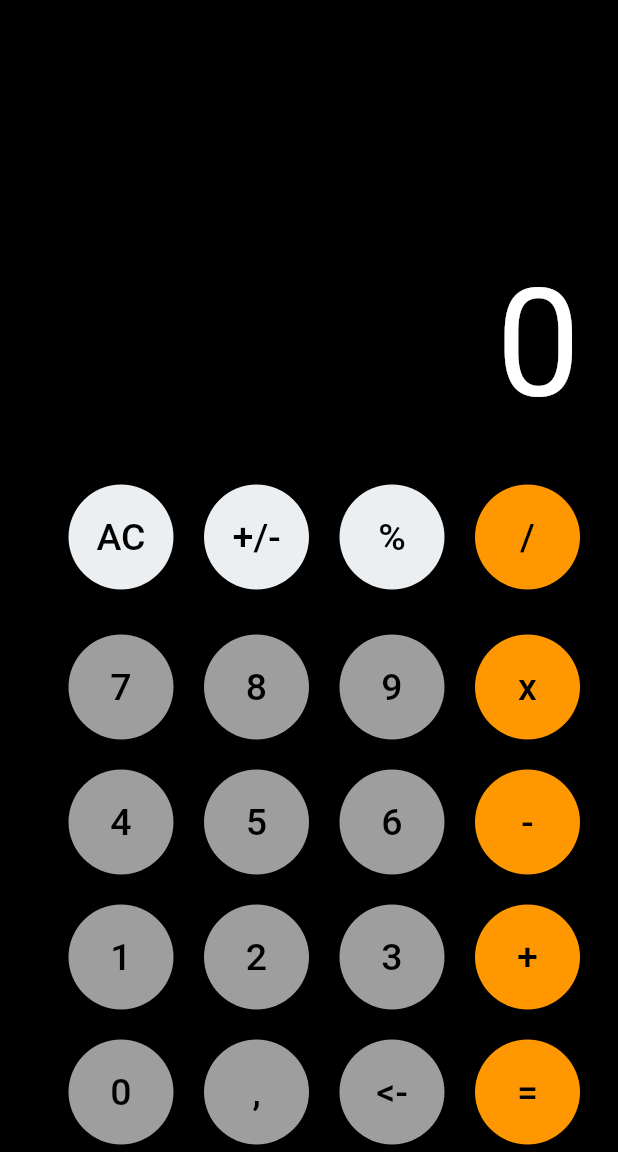
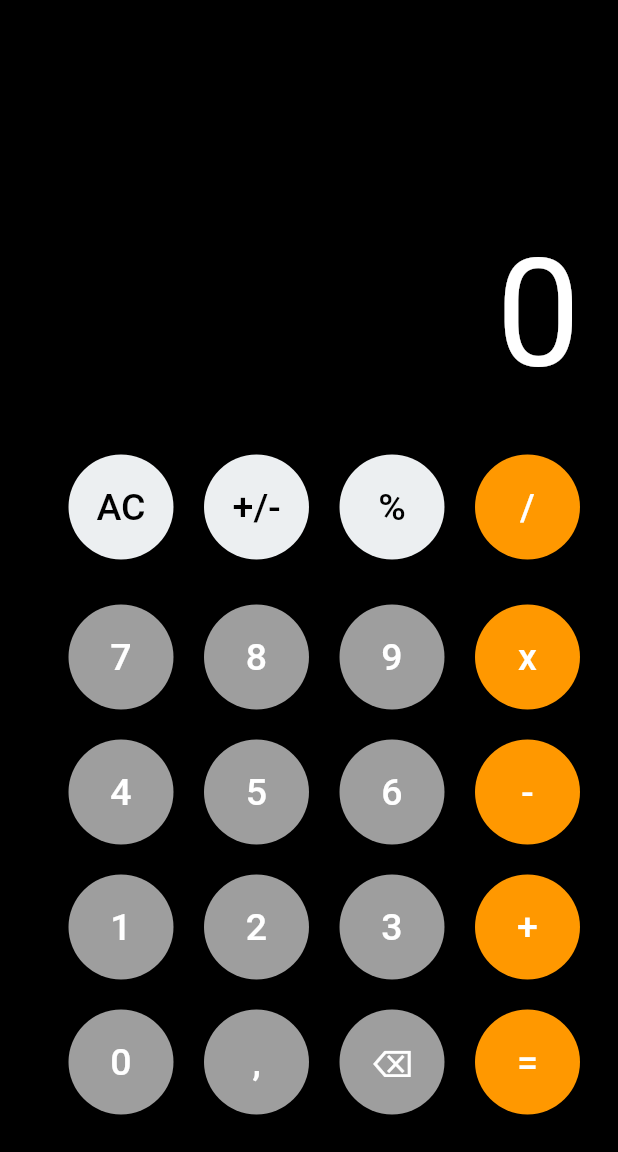
Before and after one commit to hoccuspoccus34/CalculatorFlutter, a Flutter app: the screen it shows after launch, on a phone screen of 412 x 824 dp, the part 84-1236 px from its top. Run offline on Flutter 3.47's test engine with Material 2 defaults, Android fonts, the phone set to English and light mode, and no system bars.

Commit message:
colors, padding, added indexes for button

```diff
--- a/lib/main.dart
+++ b/lib/main.dart
@@ -31,21 +31,20 @@ class MyHomePage extends StatefulWidget {
 class _MyHomePageState extends State<MyHomePage> {
 
 
-    Widget calcbutton(String btntxt, Color btncolor, Color txtcolor) {
+    Widget calcbutton(String btntxt, Color btncolor, Color txtcolor, int index) {
 
       return Container(
 
-        child: ElevatedButton(onPressed: (){
-            //code
+        child: ElevatedButton(onPressed: (){//code
+
           },
-
           child: Text(btntxt,
             style: TextStyle(
                 fontSize: 25,
                 color: txtcolor,
             ),
           ),
-        style: ElevatedButton.styleFrom(
+          style: ElevatedButton.styleFrom(
             backgroundColor: btncolor,
             shape: CircleBorder(),
         ),
@@ -63,7 +62,7 @@ class _MyHomePageState extends State<MyHomePage> {
         title: Text(widget.title),
       ),
       body: Padding(
-        padding: EdgeInsets.symmetric(horizontal: 5),
+        padding: EdgeInsets.only(right: 5, left: 5, bottom: 20,),
         child: Column(
           mainAxisAlignment: MainAxisAlignment.end,
           children: [
@@ -86,22 +85,22 @@ class _MyHomePageState extends State<MyHomePage> {
                 SizedBox(
                   height: 70,
                   width: 70,
-                  child: calcbutton('AC', Colors.blueGrey.shade50, Colors.black),
+                    child: calcbutton('AC', Colors.blueGrey.shade50, Colors.black, 1),
                 ),
                 SizedBox(
                   height: 70,
                   width: 70,
-                  child: calcbutton('+/-', Colors.blueGrey.shade50, Colors.black),
+                  child: calcbutton('+/-', Colors.blueGrey.shade50, Colors.black, 2),
                 ),
                 SizedBox(
                   height: 70,
                   width: 70,
-                  child: calcbutton('%', Colors.blueGrey.shade50, Colors.black),
+                  child: calcbutton('%', Colors.blueGrey.shade50, Colors.black, 3),
                 ),
                 SizedBox(
                   height: 70,
                   width: 70,
-                  child: calcbutton('/', Colors.orange, Colors.black),
+                  child: calcbutton('/', Colors.orange, Colors.white, 4) ,
                 ),
               ],
             ),
@@ -113,22 +112,22 @@ class _MyHomePageState extends State<MyHomePage> {
                 SizedBox(
                   height: 70,
                   width: 70,
-                  child: calcbutton('7', Colors.grey, Colors.black),
+                  child: calcbutton('7', Colors.grey, Colors.white, 5),
                 ),
                 SizedBox(
                   height: 70,
                   width: 70,
-                  child: calcbutton('8', Colors.grey, Colors.black),
+                  child: calcbutton('8', Colors.grey, Colors.white, 6),
                 ),
                 SizedBox(
                   height: 70,
                   width: 70,
-                  child: calcbutton('9', Colors.grey, Colors.black),
+                  child: calcbutton('9', Colors.grey, Colors.white, 7),
                 ),
                 SizedBox(
                   height: 70,
                   width: 70,
-                  child: calcbutton('x', Colors.orange, Colors.black),
+                  child: calcbutton('x', Colors.orange, Colors.white, 8),
                 ),
               ],
             ),
@@ -140,22 +139,22 @@ class _MyHomePageState extends State<MyHomePage> {
                 SizedBox(
                   height: 70,
                   width: 70,
-                  child: calcbutton('4', Colors.grey, Colors.black),
+                  child: calcbutton('4', Colors.grey, Colors.white, 9),
                 ),
                 SizedBox(
                   height: 70,
                   width: 70,
-                  child: calcbutton('5', Colors.grey, Colors.black),
+                  child: calcbutton('5', Colors.grey, Colors.white, 10),
                 ),
                 SizedBox(
                   height: 70,
                   width: 70,
-                  child: calcbutton('6', Colors.grey, Colors.black),
+                  child: calcbutton('6', Colors.grey, Colors.white, 11),
                 ),
                 SizedBox(
                   height: 70,
                   width: 70,
-                  child: calcbutton('-', Colors.orange, Colors.black),
+                  child: calcbutton('-', Colors.orange, Colors.white, 12),
                 ),
               ],
             ),
@@ -167,22 +166,22 @@ class _MyHomePageState extends State<MyHomePage> {
                 SizedBox(
                   height: 70,
                   width: 70,
-                  child: calcbutton('1', Colors.grey, Colors.black),
+                  child: calcbutton('1', Colors.grey, Colors.white, 13),
                 ),
                 SizedBox(
                   height: 70,
                   width: 70,
-                  child: calcbutton('2', Colors.grey, Colors.black),
+                  child: calcbutton('2', Colors.grey, Colors.white, 14),
                 ),
                 SizedBox(
                   height: 70,
                   width: 70,
-                  child: calcbutton('3', Colors.grey, Colors.black),
+                  child: calcbutton('3', Colors.grey, Colors.white, 15),
                 ),
                 SizedBox(
                   height: 70,
                   width: 70,
-                  child: calcbutton('+', Colors.orange, Colors.black),
+                  child: calcbutton('+', Colors.orange, Colors.white, 16),
                 ),
               ],
             ),
@@ -194,22 +193,22 @@ class _MyHomePageState extends State<MyHomePage> {
                 SizedBox(
                   height: 70,
                   width: 70,
-                  child: calcbutton('0', Colors.grey, Colors.black),
+                  child: calcbutton('0', Colors.grey, Colors.white, 17),
                 ),
                 SizedBox(
                   height: 70,
                   width: 70,
-                  child: calcbutton(',', Colors.grey, Colors.black),
+                  child: calcbutton(',', Colors.grey, Colors.white, 18),
                 ),
                 SizedBox(
                   height: 70,
                   width: 70,
-                  child: calcbutton('<-', Colors.grey, Colors.black),
+                  child: calcbutton('⌫', Colors.grey, Colors.white, 19),
                 ),
                 SizedBox(
                   height: 70,
                   width: 70,
-                  child: calcbutton('=', Colors.orange, Colors.black),
+                  child: calcbutton('=', Colors.orange, Colors.white, 20),
                 ),
               ],
             ),
```
